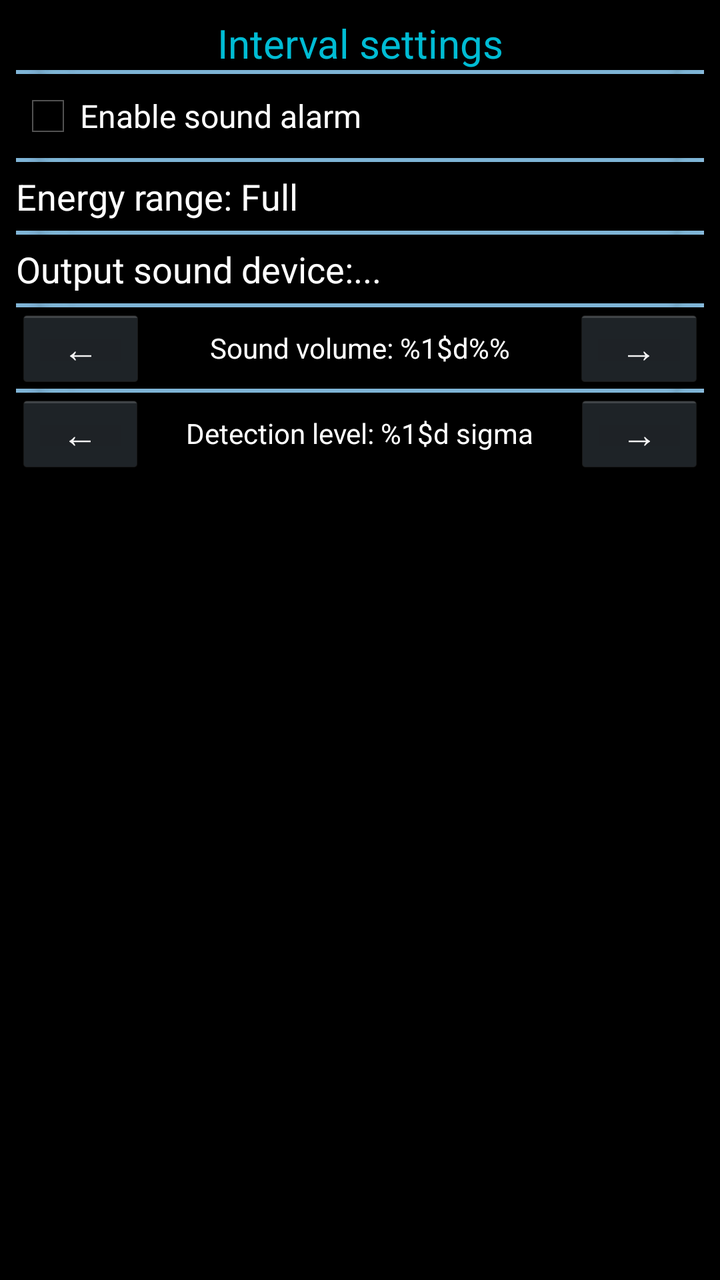
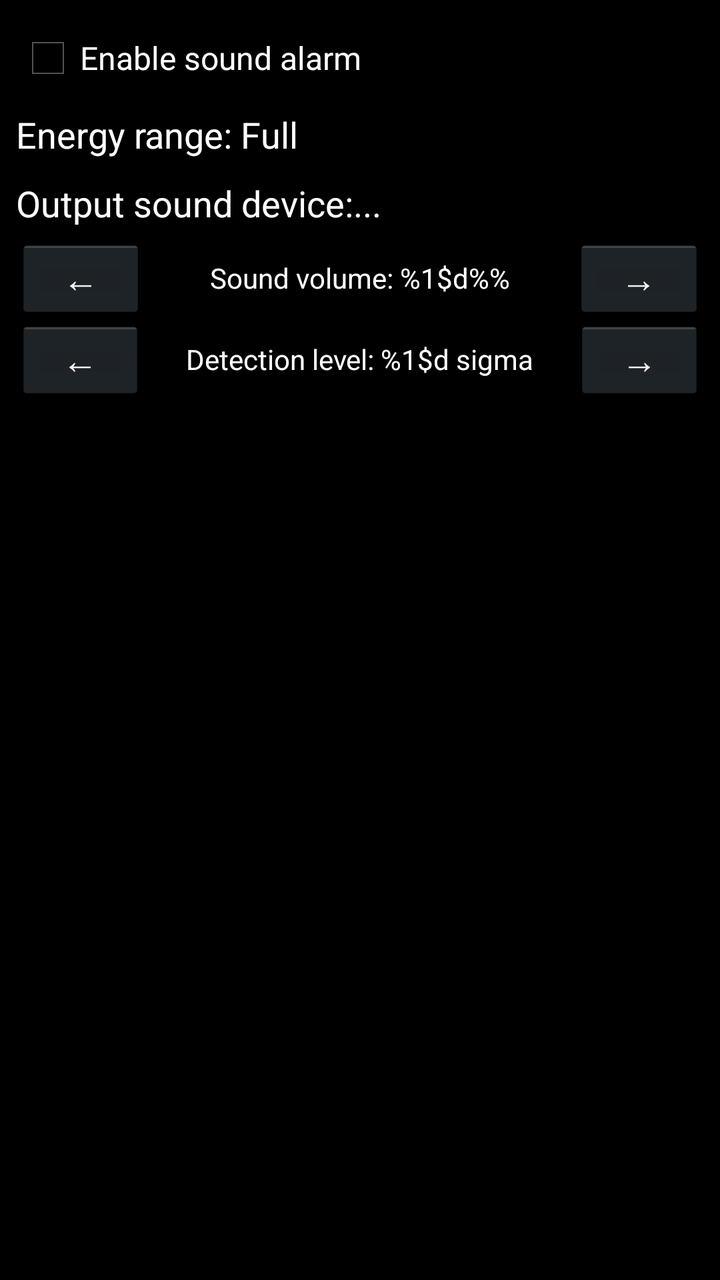

Two renders of the same Android screen: before a commit and after it. Below are the layout's source before the change and the commit's diff.
<!-- AndroidManifest.xml: application theme AppTheme -->
<!-- res/layout/activity_atom_spectra_interval_settings.xml -->
<?xml version="1.0" encoding="utf-8"?>
<LinearLayout xmlns:android="http://schemas.android.com/apk/res/android"
    xmlns:tools="http://schemas.android.com/tools"
    android:layout_width="match_parent"
    android:layout_height="match_parent"
    android:background="#FF000000"
    android:orientation="vertical"
    tools:context=".AtomSpectraIntervalSettings">

    <ScrollView
        android:layout_width="match_parent"
        android:layout_height="match_parent">

        <LinearLayout
            android:layout_width="match_parent"
            android:layout_height="wrap_content"
            android:divider="@drawable/divider"
            android:orientation="vertical"
            android:padding="8dp"
            android:showDividers="middle">

            <TextView
                android:layout_width="fill_parent"
                android:layout_height="wrap_content"
                android:gravity="center"
                android:text="@string/interval_settings"
                android:textColor="#00BCD4"
                android:textSize="20sp" />

            <LinearLayout
                android:layout_width="match_parent"
                android:layout_height="match_parent"
                android:layout_marginTop="5sp"
                android:layout_marginBottom="5sp"
                android:orientation="horizontal">

                <CheckBox
                    android:id="@+id/intervalSearchSoundEnabled"
                    android:layout_width="wrap_content"
                    android:layout_height="wrap_content"
                    android:text="@string/interval_search_output_sound_enabled"
                    android:textColor="#FFFFFFFF" />
            </LinearLayout>

            <LinearLayout
                android:layout_width="match_parent"
                android:layout_height="match_parent"
                android:layout_marginTop="5sp"
                android:layout_marginBottom="5sp"
                android:orientation="horizontal">

                <TextView
                    android:id="@+id/intervalSearchEnergyRange"
                    android:layout_width="match_parent"
                    android:layout_height="wrap_content"
                    android:onClick="onSelectIntervalClick"
                    android:text="@string/interval_search_energy_range_full"
                    android:textColor="#FFFFFF"
                    android:textSize="18sp" />
            </LinearLayout>

            <LinearLayout
                android:layout_width="match_parent"
                android:layout_height="match_parent"
                android:layout_marginTop="5sp"
                android:layout_marginBottom="5sp"
                android:orientation="horizontal">

                <TextView
                    android:id="@+id/intervalSearchSoundDeviceLabel"
                    android:layout_width="wrap_content"
                    android:layout_height="wrap_content"
                    android:singleLine="true"
                    android:text="@string/interval_search_output_sound_device"
                    android:textColor="#FFFFFF"
                    android:textSize="18sp" />

                <TextView
                    android:id="@+id/intervalSearchSoundOutputDevice"
                    android:layout_width="match_parent"
                    android:layout_height="wrap_content"
                    android:onClick="onSelectSearchAlarmOutputDevice"
                    android:text="..."
                    android:textColor="#FFFFFF"
                    android:textSize="18sp"
                    tools:ignore="HardcodedText" />
            </LinearLayout>

            <LinearLayout
                android:layout_width="match_parent"
                android:layout_height="match_parent"
                android:orientation="horizontal">

                <Button
                    android:id="@+id/decIntervalSearchAlarmVolumeButton"
                    android:layout_width="wrap_content"
                    android:layout_height="wrap_content"
                    android:layout_weight="1"
                    android:minHeight="24dp"
                    android:onClick="onClick_intervalAlarmVolume_minus"
                    android:text="@string/minus" />

                <TextView
                    android:id="@+id/intervalSearchAlarmVolumeText"
                    android:layout_width="wrap_content"
                    android:layout_height="match_parent"
                    android:layout_weight="80"
                    android:gravity="center"
                    android:text="@string/interval_search_sound_volume"
                    android:textColor="#FFFFFF"
                    tools:ignore="HardcodedText" />

                <Button
                    android:id="@+id/incIntervalSearchAlarmVolumeButton"
                    android:layout_width="wrap_content"
                    android:layout_height="wrap_content"
                    android:layout_weight="1"
                    android:minHeight="24dp"
                    android:onClick="onClick_intervalAlarmVolume_plus"
                    android:text="@string/plus" />
            </LinearLayout>

            <LinearLayout
                android:layout_width="match_parent"
                android:layout_height="match_parent"
                android:orientation="horizontal">

                <Button
                    android:id="@+id/decIntervalSearchDetectionLevelButton"
                    android:layout_width="wrap_content"
                    android:layout_height="wrap_content"
                    android:layout_weight="1"
                    android:minHeight="24dp"
                    android:onClick="onClick_intervalDetectionLevel_minus"
                    android:text="@string/minus" />

                <TextView
                    android:id="@+id/intervalSearchDetectionLevelText"
                    android:layout_width="wrap_content"
                    android:layout_height="match_parent"
                    android:layout_weight="80"
                    android:gravity="center"
                    android:text="@string/interval_search_detection_level"
                    android:textColor="#FFFFFF"
                    tools:ignore="HardcodedText" />

                <Button
                    android:id="@+id/incIntervalSearchDetectionLevelButton"
                    android:layout_width="wrap_content"
                    android:layout_height="wrap_content"
                    android:layout_weight="1"
                    android:minHeight="24dp"
                    android:onClick="onClick_intervalDetectionLevel_plus"
                    android:text="@string/plus" />
            </LinearLayout>

        </LinearLayout>
    </ScrollView>
</LinearLayout>
<!-- resources referenced by this layout -->
<resources>
  <!-- drawable divider: png bitmap (drawable, 3113 bytes) -->
  <string name="interval_search_detection_level">Detection level: %1$d sigma</string>
  <string name="interval_search_energy_range_full">Energy range: Full</string>
  <string name="interval_search_output_sound_device">Output sound device:</string>
  <string name="interval_search_output_sound_enabled">Enable sound alarm</string>
  <string name="interval_search_sound_volume">Sound volume: %1$d%%</string>
  <string name="interval_settings">Interval settings</string>
  <string name="minus">\u2190</string>
  <string name="plus">\u2192</string>
  <style name="AppTheme" parent="AppBaseTheme">
          <item name="android:colorPrimary">@color/color_main</item>
          <item name="android:textColor">@color/color_main</item>
          <item name="android:colorAccent">@color/color_main</item>
          
  
      </style>
  <style name="AppBaseTheme" parent="android:Theme.Holo">
          
      </style>
</resources>

<!-- the commit's change to res/layout/activity_atom_spectra_interval_settings.xml (unified diff, before → after) -->
@@ -14,18 +14,9 @@
         <LinearLayout
             android:layout_width="match_parent"
             android:layout_height="wrap_content"
-            android:divider="@drawable/divider"
             android:orientation="vertical"
             android:padding="8dp"
             android:showDividers="middle">
-
-            <TextView
-                android:layout_width="fill_parent"
-                android:layout_height="wrap_content"
-                android:gravity="center"
-                android:text="@string/interval_settings"
-                android:textColor="#00BCD4"
-                android:textSize="20sp" />
 
             <LinearLayout
                 android:layout_width="match_parent"
<!-- resource entries referenced after the edit -->
@@ -1,12 +1,10 @@
 <!-- resources referenced by this layout -->
 <resources>
-  <!-- drawable divider: png bitmap (drawable, 3113 bytes) -->
   <string name="interval_search_detection_level">Detection level: %1$d sigma</string>
   <string name="interval_search_energy_range_full">Energy range: Full</string>
   <string name="interval_search_output_sound_device">Output sound device:</string>
   <string name="interval_search_output_sound_enabled">Enable sound alarm</string>
   <string name="interval_search_sound_volume">Sound volume: %1$d%%</string>
-  <string name="interval_settings">Interval settings</string>
   <string name="minus">\u2190</string>
   <string name="plus">\u2192</string>
   <style name="AppTheme" parent="AppBaseTheme">
